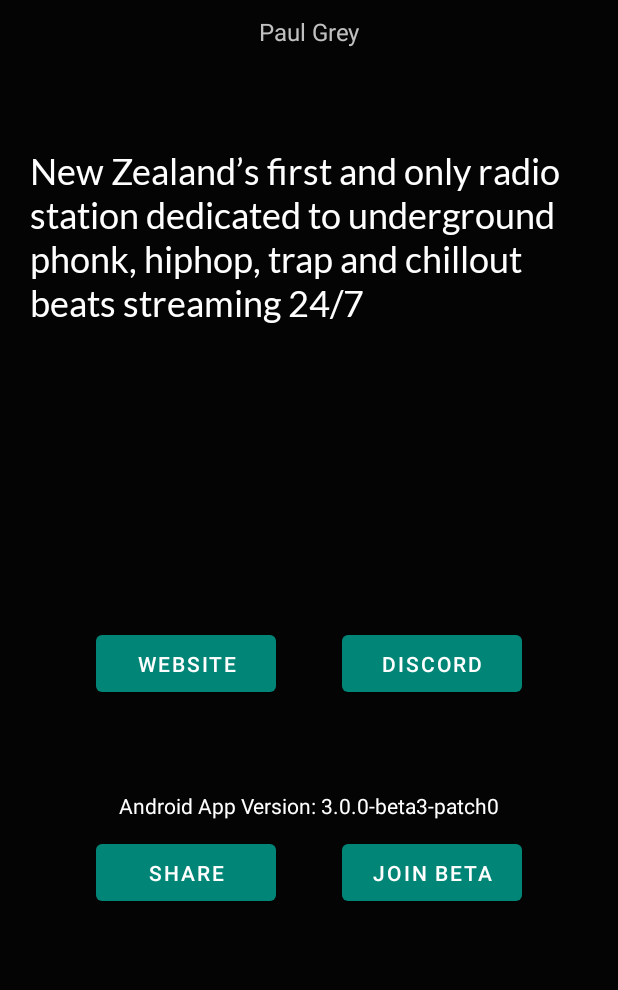
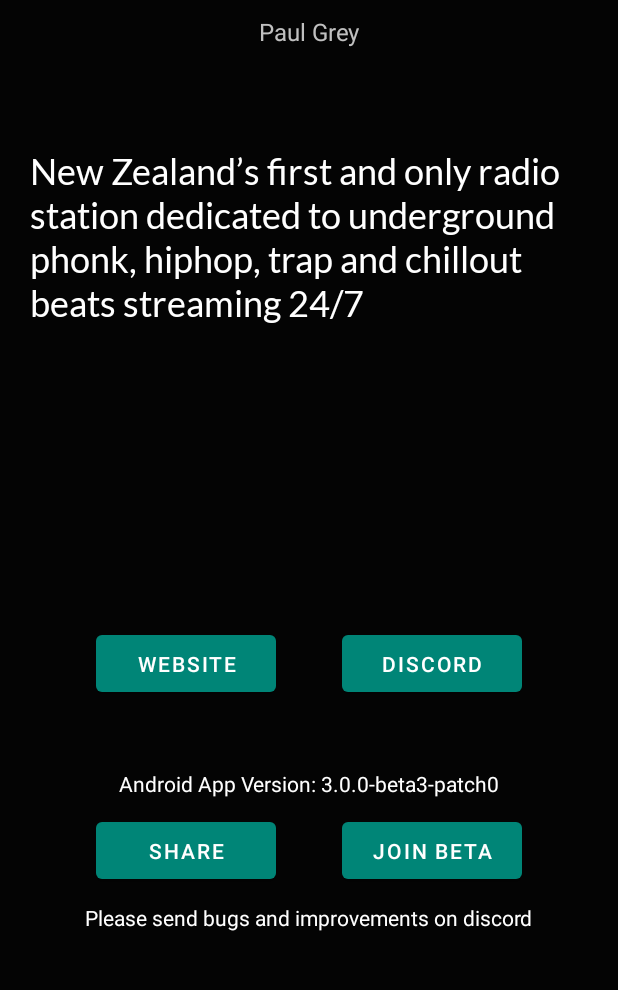
Before and after one commit to cloudsftp/BadRadioAndroid, an Android app: the AboutActivity screen opened directly, with no data from a screen before it, on a phone screen of 412 x 824 dp, the part 235-1225 px from its top. Run offline under Robolectric (Android 15) with nearby library versions, the phone set to English and light mode, and no system bars; Roboto replaces fonts that are not available here.

Commit message:
add text to provide feedback on discord

```diff
--- a/app/src/main/res/layout/activity_about.xml
+++ b/app/src/main/res/layout/activity_about.xml
@@ -118,6 +118,16 @@
             app:layout_constraintRight_toRightOf="parent"
             android:text="@string/join_beta"/>
 
+        <com.google.android.material.textview.MaterialTextView
+            android:layout_width="wrap_content"
+            android:layout_height="wrap_content"
+            android:layout_marginTop="10dp"
+            app:layout_constraintTop_toBottomOf="@id/share_button"
+            app:layout_constraintLeft_toLeftOf="parent"
+            app:layout_constraintRight_toRightOf="parent"
+            android:text="@string/beta_feedback"
+            android:color="@color/grey3"/>
+
     </androidx.constraintlayout.widget.ConstraintLayout>
 
 </androidx.constraintlayout.widget.ConstraintLayout>
--- a/app/src/main/res/values/strings.xml
+++ b/app/src/main/res/values/strings.xml
@@ -17,6 +17,7 @@
     <string name="share_app_text">24/7 Phonk Radio https://play.google.com/store/apps/details?id=%1$s</string>
     <string name="join_beta">join beta</string>
     <string name="beta_link">https://play.google.com/apps/testing/%1$s</string>
+    <string name="beta_feedback">Please send bugs and improvements on discord</string>
 
     <string name="restart_service">Restart Service</string>
     <string name="stop_service">Stop Service</string>
```
